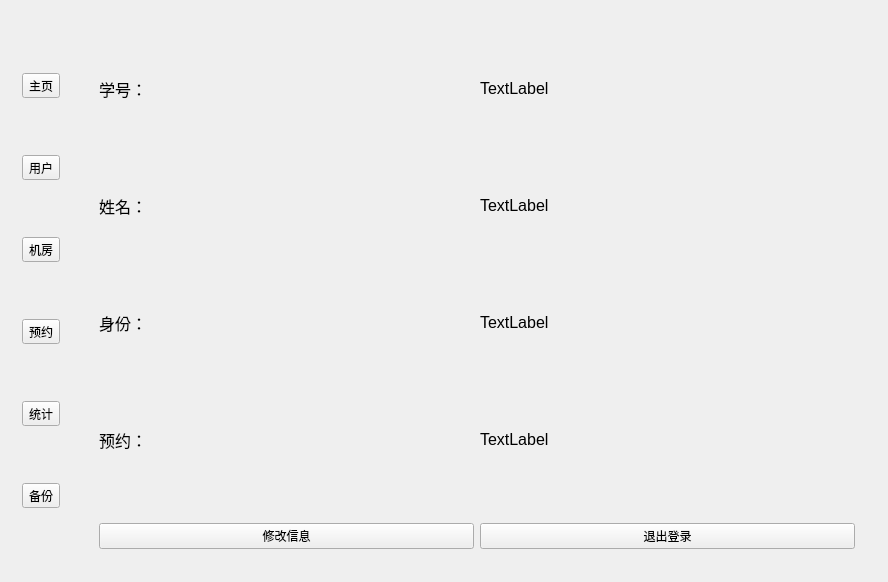
Above: ComputersManager/computers_manager.ui from Time-Zero/ComputersManager before the change. Below: the same form after it.
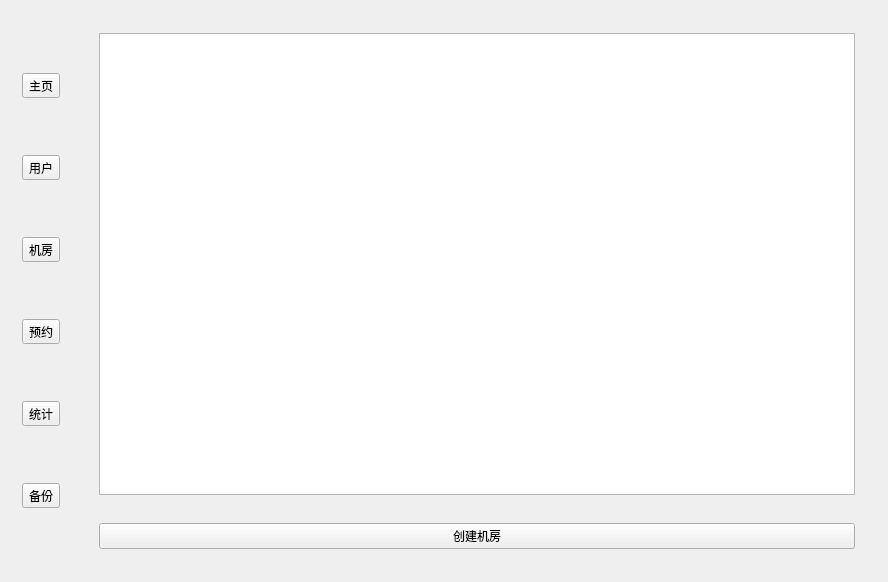
That is the form after the change. The open tabs and pages were chosen to show the change. Icons and pictures are not drawn.

Commit message: 还差一点写完创建机房

The edit to the form file:
```diff
--- a/ComputersManager/computers_manager.ui
+++ b/ComputersManager/computers_manager.ui
@@ -244,6 +244,32 @@
        </item>
       </layout>
      </widget>
+     <widget class="QWidget" name="page_room">
+      <layout class="QVBoxLayout" name="verticalLayout_6">
+       <item>
+        <widget class="QWidget" name="widget" native="true">
+         <layout class="QVBoxLayout" name="verticalLayout_5">
+          <item>
+           <widget class="QTableView" name="tableView_rooms"/>
+          </item>
+         </layout>
+        </widget>
+       </item>
+       <item>
+        <widget class="QWidget" name="widget_5" native="true">
+         <layout class="QHBoxLayout" name="horizontalLayout_4">
+          <item>
+           <widget class="QPushButton" name="pushButton_create_room">
+            <property name="text">
+             <string>创建机房</string>
+            </property>
+           </widget>
+          </item>
+         </layout>
+        </widget>
+       </item>
+      </layout>
+     </widget>
      <widget class="QWidget" name="page_user">
       <layout class="QVBoxLayout" name="verticalLayout_4">
        <item>
```
The commit also changes 13 other files.
